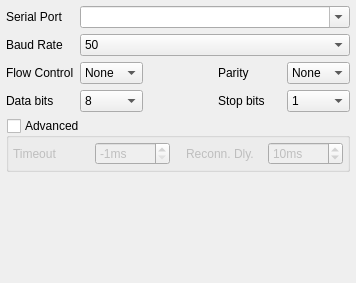
First picture: the form in serialsettings.ui, repository nlbtuyen/ConfigurationGCS, before the edit.
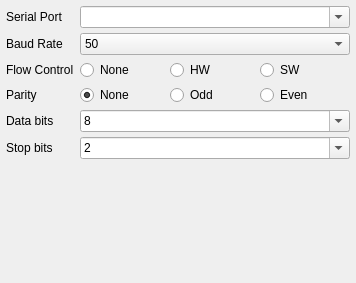
Second picture: the form after the edit.

Diff of the .ui file:
```diff
--- a/serialsettings.ui
+++ b/serialsettings.ui
@@ -13,7 +13,7 @@
   <property name="windowTitle">
    <string>Form</string>
   </property>
-  <layout class="QGridLayout" name="gridLayout" columnstretch="0,0,0,0,0">
+  <layout class="QGridLayout" name="gridLayout" columnstretch="100,0">
    <property name="leftMargin">
     <number>6</number>
    </property>
@@ -27,147 +27,8 @@
     <number>6</number>
    </property>
    <property name="verticalSpacing">
-    <number>6</number>
+    <number>5</number>
    </property>
-   <item row="4" column="0" colspan="5">
-    <widget class="QGroupBox" name="groupBox_advanced">
-     <property name="title">
-      <string>Advanced</string>
-     </property>
-     <property name="flat">
-      <bool>true</bool>
-     </property>
-     <property name="checkable">
-      <bool>true</bool>
-     </property>
-     <property name="checked">
-      <bool>false</bool>
-     </property>
-     <layout class="QGridLayout" name="gridLayout_2">
-      <property name="leftMargin">
-       <number>0</number>
-      </property>
-      <property name="topMargin">
-       <number>0</number>
-      </property>
-      <property name="rightMargin">
-       <number>0</number>
-      </property>
-      <property name="bottomMargin">
-       <number>0</number>
-      </property>
-      <property name="spacing">
-       <number>0</number>
-      </property>
-      <item row="0" column="4">
-       <widget class="QWidget" name="widget_advanced" native="true">
-        <layout class="QHBoxLayout" name="horizontalLayout">
-         <property name="leftMargin">
-          <number>4</number>
-         </property>
-         <property name="topMargin">
-          <number>4</number>
-         </property>
-         <property name="rightMargin">
-          <number>4</number>
-         </property>
-         <property name="bottomMargin">
-          <number>4</number>
-         </property>
-         <item>
-          <widget class="QLabel" name="label_timeout">
-           <property name="text">
-            <string>Timeout</string>
-           </property>
-          </widget>
-         </item>
-         <item>
-          <widget class="QSpinBox" name="spinBox_timeout">
-           <property name="toolTip">
-            <string>&lt;html&gt;&lt;head/&gt;&lt;body&gt;&lt;p&gt;Connection read/write timeout. Default of -1 means non-blocking operation (no timeout). Zero (0) is not allowed here.  This setting is experimental, you could try adjusting it if you have frequent communication drops or many errors between computer and serial device.&lt;/p&gt;&lt;/body&gt;&lt;/html&gt;</string>
-           </property>
-           <property name="suffix">
-            <string>ms</string>
-           </property>
-           <property name="minimum">
-            <number>-1</number>
-           </property>
-           <property name="maximum">
-            <number>250</number>
-           </property>
-           <property name="value">
-            <number>-1</number>
-           </property>
-          </widget>
-         </item>
-         <item>
-          <spacer name="horizontalSpacer_3">
-           <property name="orientation">
-            <enum>Qt::Horizontal</enum>
-           </property>
-           <property name="sizeType">
-            <enum>QSizePolicy::Fixed</enum>
-           </property>
-           <property name="sizeHint" stdset="0">
-            <size>
-             <width>10</width>
-             <height>1</height>
-            </size>
-           </property>
-          </spacer>
-         </item>
-         <item>
-          <widget class="QLabel" name="label_reconnectDelay">
-           <property name="text">
-            <string>Reconn. Dly.</string>
-           </property>
-          </widget>
-         </item>
-         <item>
-          <widget class="QSpinBox" name="spinBox_reconnectDelay">
-           <property name="toolTip">
-            <string>Reconnect delay (M4 only, experimental)</string>
-           </property>
-           <property name="suffix">
-            <string>ms</string>
-           </property>
-           <property name="minimum">
-            <number>0</number>
-           </property>
-           <property name="maximum">
-            <number>9999</number>
-           </property>
-           <property name="value">
-            <number>10</number>
-           </property>
-          </widget>
-         </item>
-        </layout>
-       </widget>
-      </item>
-     </layout>
-    </widget>
-   </item>
-   <item row="3" column="4">
-    <widget class="QComboBox" name="stopBitsCombo">
-     <property name="toolTip">
-      <string>&lt;html&gt;&lt;head/&gt;&lt;body&gt;&lt;p&gt;Number of stop bits per symbol. This is almost always 1.&lt;/p&gt;&lt;/body&gt;&lt;/html&gt;</string>
-     </property>
-     <property name="currentIndex">
-      <number>0</number>
-     </property>
-     <item>
-      <property name="text">
-       <string>1</string>
-      </property>
-     </item>
-     <item>
-      <property name="text">
-       <string>2</string>
-      </property>
-     </item>
-    </widget>
-   </item>
    <item row="0" column="0">
     <widget class="QLabel" name="portlabel">
      <property name="text">
@@ -175,10 +36,16 @@
      </property>
     </widget>
    </item>
-   <item row="0" column="1" colspan="4">
+   <item row="0" column="1">
     <widget class="QComboBox" name="portName">
      <property name="toolTip">
-      <string>&lt;html&gt;&lt;head/&gt;&lt;body&gt;&lt;p&gt;The serial port to which the system is connected. All ports listed here should work, unless marked INVALID (this can happen if a port has been removed from the system after this dialog was first used).&lt;/p&gt;&lt;/body&gt;&lt;/html&gt;</string>
+      <string>&lt;html&gt;&lt;head/&gt;&lt;body&gt;&lt;p&gt;The serial port to which the system is connected. All ports listed here should work.&lt;/p&gt;&lt;p&gt;If the selector turns &lt;span style=&quot; font-weight:600; color:#ff0000;&quot;&gt;red&lt;/span&gt;, that means the currently selected port is not available.&lt;/p&gt;&lt;/body&gt;&lt;/html&gt;</string>
+     </property>
+     <property name="statusTip">
+      <string>The serial port to which the system is connected. All ports listed here should work.</string>
+     </property>
+     <property name="whatsThis">
+      <string>The serial port to which the system is connected. All ports listed here should work.</string>
      </property>
      <property name="editable">
       <bool>true</bool>
@@ -201,10 +68,19 @@
      </property>
     </widget>
    </item>
-   <item row="1" column="1" colspan="4">
+   <item row="1" column="1">
     <widget class="QComboBox" name="baudRate">
      <property name="toolTip">
-      <string>&lt;html&gt;&lt;head/&gt;&lt;body&gt;&lt;p&gt;The data transmission rate. If unsure 57600 and 115200 are very common rates.&lt;/p&gt;&lt;/body&gt;&lt;/html&gt;</string>
+      <string>The data transmission rate. If unsure 57600 and 115200 are very common rates.</string>
+     </property>
+     <property name="statusTip">
+      <string>The data transmission rate. If unsure 57600 and 115200 are very common rates.</string>
+     </property>
+     <property name="whatsThis">
+      <string>The data transmission rate. If unsure 57600 and 115200 are very common rates.</string>
+     </property>
+     <property name="editable">
+      <bool>false</bool>
      </property>
      <property name="sizeAdjustPolicy">
       <enum>QComboBox::AdjustToContents</enum>
@@ -336,18 +212,154 @@
      </item>
     </widget>
    </item>
+   <item row="2" column="0">
+    <widget class="QLabel" name="portlabel_3">
+     <property name="text">
+      <string>Flow Control</string>
+     </property>
+    </widget>
+   </item>
+   <item row="2" column="1">
+    <layout class="QHBoxLayout" name="horizontalLayout">
+     <item>
+      <widget class="QRadioButton" name="flowControl_none">
+       <property name="toolTip">
+        <string>&lt;html&gt;&lt;head/&gt;&lt;body&gt;&lt;p&gt;Set the flow control type. In most cases this is None or HW (aka. DTS/RTS). SW type is aka. XON/XOFF.&lt;/p&gt;&lt;/body&gt;&lt;/html&gt;</string>
+       </property>
+       <property name="whatsThis">
+        <string>&lt;html&gt;&lt;head/&gt;&lt;body&gt;&lt;p&gt;Set the flow control type. In most cases this is None or HW (aka. DTS/RTS). SW type is aka. XON/XOFF.&lt;/p&gt;&lt;/body&gt;&lt;/html&gt;</string>
+       </property>
+       <property name="text">
+        <string>None</string>
+       </property>
+       <attribute name="buttonGroup">
+        <string notr="true">buttonGroup_flowControl</string>
+       </attribute>
+      </widget>
+     </item>
+     <item>
+      <widget class="QRadioButton" name="flowControl_hw">
+       <property name="toolTip">
+        <string>&lt;html&gt;&lt;head/&gt;&lt;body&gt;&lt;p&gt;Set the flow control type. In most cases this is None or HW (aka. DTS/RTS). SW type is aka. XON/XOFF.&lt;/p&gt;&lt;/body&gt;&lt;/html&gt;</string>
+       </property>
+       <property name="whatsThis">
+        <string>&lt;html&gt;&lt;head/&gt;&lt;body&gt;&lt;p&gt;Set the flow control type. In most cases this is None or HW (aka. DTS/RTS). SW type is aka. XON/XOFF.&lt;/p&gt;&lt;/body&gt;&lt;/html&gt;</string>
+       </property>
+       <property name="text">
+        <string>HW</string>
+       </property>
+       <attribute name="buttonGroup">
+        <string notr="true">buttonGroup_flowControl</string>
+       </attribute>
+      </widget>
+     </item>
+     <item>
+      <widget class="QRadioButton" name="flowControl_sw">
+       <property name="toolTip">
+        <string>&lt;html&gt;&lt;head/&gt;&lt;body&gt;&lt;p&gt;Set the flow control type. In most cases this is None or HW (aka. DTS/RTS). SW type is aka. XON/XOFF.&lt;/p&gt;&lt;/body&gt;&lt;/html&gt;</string>
+       </property>
+       <property name="whatsThis">
+        <string>&lt;html&gt;&lt;head/&gt;&lt;body&gt;&lt;p&gt;Set the flow control type. In most cases this is None or HW (aka. DTS/RTS). SW type is aka. XON/XOFF.&lt;/p&gt;&lt;/body&gt;&lt;/html&gt;</string>
+       </property>
+       <property name="text">
+        <string>SW</string>
+       </property>
+       <attribute name="buttonGroup">
+        <string notr="true">buttonGroup_flowControl</string>
+       </attribute>
+      </widget>
+     </item>
+    </layout>
+   </item>
    <item row="3" column="0">
+    <widget class="QLabel" name="portlabel_4">
+     <property name="text">
+      <string>Parity</string>
+     </property>
+    </widget>
+   </item>
+   <item row="3" column="1">
+    <layout class="QHBoxLayout" name="horizontalLayout_2">
+     <item>
+      <widget class="QRadioButton" name="parNone">
+       <property name="toolTip">
+        <string>&lt;html&gt;&lt;head/&gt;&lt;body&gt;&lt;p&gt;Set the parity. In most cases no parity (None) is used.&lt;/p&gt;&lt;/body&gt;&lt;/html&gt;</string>
+       </property>
+       <property name="statusTip">
+        <string>Set the parity. In most cases no parity (None) is used.</string>
+       </property>
+       <property name="whatsThis">
+        <string>Set the parity. In most cases no parity (None) is used.</string>
+       </property>
+       <property name="text">
+        <string>None</string>
+       </property>
+       <property name="checked">
+        <bool>true</bool>
+       </property>
+       <attribute name="buttonGroup">
+        <string notr="true">buttonGroup_parity</string>
+       </attribute>
+      </widget>
+     </item>
+     <item>
+      <widget class="QRadioButton" name="parOdd">
+       <property name="toolTip">
+        <string>Set the parity. In most cases no parity (None) is used.</string>
+       </property>
+       <property name="statusTip">
+        <string>Set the parity. In most cases no parity (None) is used.</string>
+       </property>
+       <property name="whatsThis">
+        <string>Set the parity. In most cases no parity (None) is used.</string>
+       </property>
+       <property name="text">
+        <string>Odd</string>
+       </property>
+       <attribute name="buttonGroup">
+        <string notr="true">buttonGroup_parity</string>
+       </attribute>
+      </widget>
+     </item>
+     <item>
+      <widget class="QRadioButton" name="parEven">
+       <property name="toolTip">
+        <string>Set the parity. In most cases no parity (None) is used.</string>
+       </property>
+       <property name="statusTip">
+        <string>Set the parity. In most cases no parity (None) is used.</string>
+       </property>
+       <property name="whatsThis">
+        <string>Set the parity. In most cases no parity (None) is used.</string>
+       </property>
+       <property name="text">
+        <string>Even</string>
+       </property>
+       <attribute name="buttonGroup">
+        <string notr="true">buttonGroup_parity</string>
+       </attribute>
+      </widget>
+     </item>
+    </layout>
+   </item>
+   <item row="4" column="0">
     <widget class="QLabel" name="portlabel_5">
      <property name="text">
       <string>Data bits</string>
      </property>
     </widget>
    </item>
-   <item row="3" column="1">
+   <item row="4" column="1">
     <widget class="QComboBox" name="dataBitsCombo">
      <property name="toolTip">
       <string>&lt;html&gt;&lt;head/&gt;&lt;body&gt;&lt;p&gt;Number of data bits per symbol. This is almost always 8.&lt;/p&gt;&lt;/body&gt;&lt;/html&gt;</string>
      </property>
+     <property name="statusTip">
+      <string>Number of data bits per symbol. This is almost always 8.</string>
+     </property>
+     <property name="editable">
+      <bool>true</bool>
+     </property>
      <property name="currentIndex">
       <number>3</number>
      </property>
@@ -373,14 +385,40 @@
      </item>
     </widget>
    </item>
-   <item row="3" column="3">
+   <item row="5" column="0">
     <widget class="QLabel" name="portlabel_6">
      <property name="text">
       <string>Stop bits</string>
      </property>
     </widget>
    </item>
-   <item row="5" column="0" colspan="5">
+   <item row="5" column="1">
+    <widget class="QComboBox" name="stopBitsCombo">
+     <property name="toolTip">
+      <string>&lt;html&gt;&lt;head/&gt;&lt;body&gt;&lt;p&gt;Number of stop bits per symbol. This is almost always 2.&lt;/p&gt;&lt;/body&gt;&lt;/html&gt;</string>
+     </property>
+     <property name="statusTip">
+      <string>Number of stop bits per symbol. This is almost always 2.</string>
+     </property>
+     <property name="editable">
+      <bool>true</bool>
+     </property>
+     <property name="currentIndex">
+      <number>1</number>
+     </property>
+     <item>
+      <property name="text">
+       <string>1</string>
+      </property>
+     </item>
+     <item>
+      <property name="text">
+       <string>2</string>
+      </property>
+     </item>
+    </widget>
+   </item>
+   <item row="6" column="0" colspan="2">
     <spacer name="verticalSpacer">
      <property name="orientation">
       <enum>Qt::Vertical</enum>
@@ -393,102 +431,6 @@
      </property>
     </spacer>
    </item>
-   <item row="2" column="3">
-    <widget class="QLabel" name="label_Parity">
-     <property name="text">
-      <string>Parity</string>
-     </property>
-    </widget>
-   </item>
-   <item row="2" column="4">
-    <widget class="QComboBox" name="comboBox_Parity">
-     <property name="toolTip">
-      <string>&lt;html&gt;&lt;head/&gt;&lt;body&gt;&lt;p&gt;Set the parity. In most cases no parity (None) is used.&lt;/p&gt;&lt;/body&gt;&lt;/html&gt;</string>
-     </property>
-     <property name="currentIndex">
-      <number>0</number>
-     </property>
-     <item>
-      <property name="text">
-       <string>None</string>
-      </property>
-     </item>
-     <item>
-      <property name="text">
-       <string>Odd</string>
-      </property>
-     </item>
-     <item>
-      <property name="text">
-       <string>Even</string>
-      </property>
-     </item>
-    </widget>
-   </item>
-   <item row="2" column="1">
-    <widget class="QComboBox" name="comboBox_flowControl">
-     <property name="toolTip">
-      <string>&lt;html&gt;&lt;head/&gt;&lt;body&gt;&lt;p&gt;Set the flow control type. In most cases this is None or HW (aka. DTS/RTS). SW type is aka. XON/XOFF.&lt;/p&gt;&lt;/body&gt;&lt;/html&gt;</string>
-     </property>
-     <property name="currentIndex">
-      <number>0</number>
-     </property>
-     <item>
-      <property name="text">
-       <string>None</string>
-      </property>
-     </item>
-     <item>
-      <property name="text">
-       <string>HW</string>
-      </property>
-     </item>
-     <item>
-      <property name="text">
-       <string>SW</string>
-      </property>
-     </item>
-    </widget>
-   </item>
-   <item row="2" column="0">
-    <widget class="QLabel" name="label_flowControl">
-     <property name="text">
-      <string>Flow Control</string>
-     </property>
-    </widget>
-   </item>
-   <item row="2" column="2">
-    <spacer name="horizontalSpacer">
-     <property name="orientation">
-      <enum>Qt::Horizontal</enum>
-     </property>
-     <property name="sizeType">
-      <enum>QSizePolicy::Fixed</enum>
-     </property>
-     <property name="sizeHint" stdset="0">
-      <size>
-       <width>10</width>
-       <height>1</height>
-      </size>
-     </property>
-    </spacer>
-   </item>
-   <item row="3" column="2">
-    <spacer name="horizontalSpacer_2">
-     <property name="orientation">
-      <enum>Qt::Horizontal</enum>
-     </property>
-     <property name="sizeType">
-      <enum>QSizePolicy::Fixed</enum>
-     </property>
-     <property name="sizeHint" stdset="0">
-      <size>
-       <width>10</width>
-       <height>1</height>
-      </size>
-     </property>
-    </spacer>
-   </item>
   </layout>
   <action name="actionDelete">
    <property name="text">
```
Left out of the diff: 4 changed lines with no effect on the pictures.
